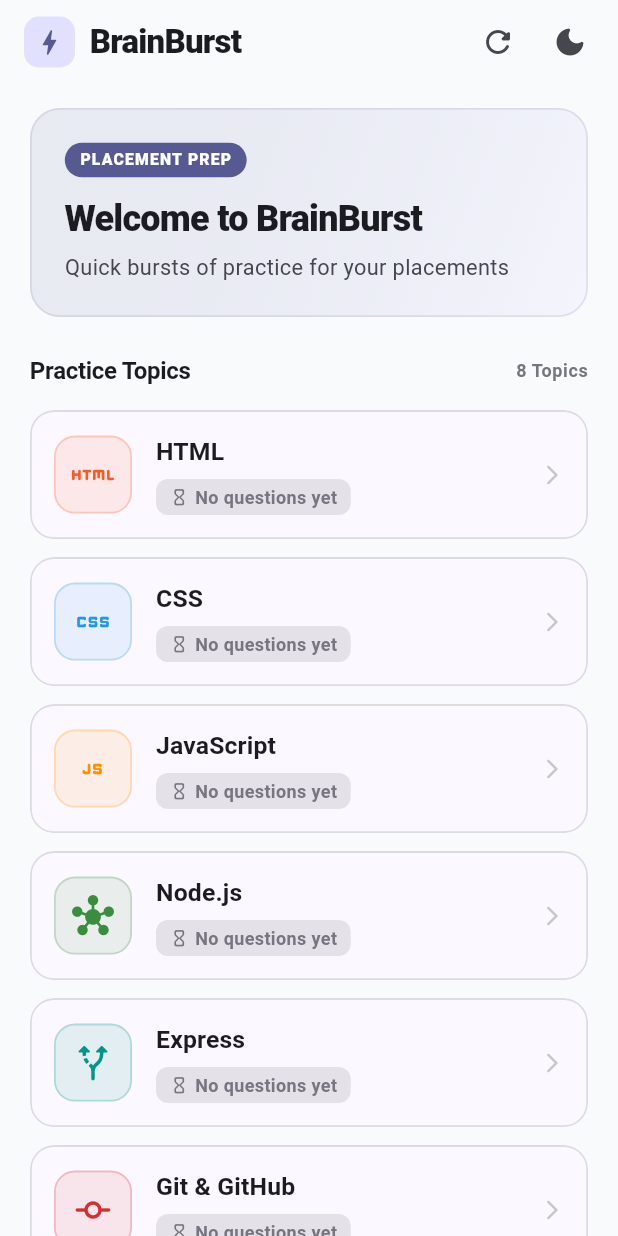
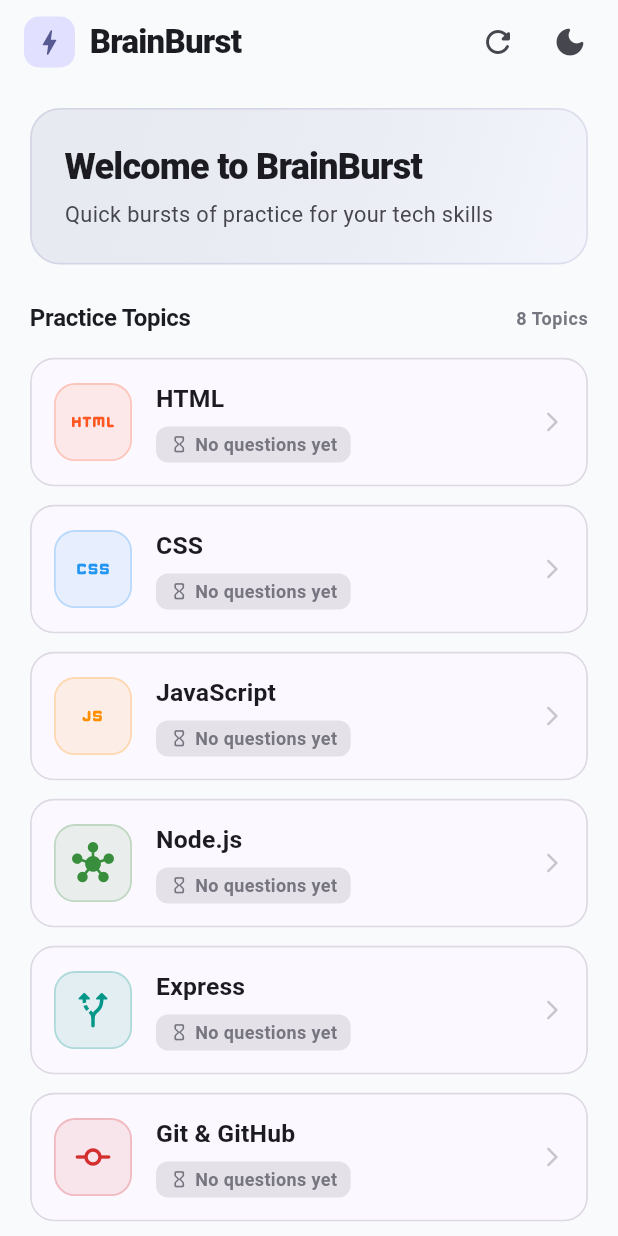
Before and after one commit to ajitrloni27/BrainBrust, a Flutter app: the screen it shows after launch, on a phone screen of 412 x 824 dp. Run offline on Flutter 3.47's test engine with Material 3 defaults, Android fonts, the phone set to English and light mode, and no system bars.

Commit message:
Update UI: remove PLACEMENT PREP tag and references to placements

```diff
--- a/lib/screens/home_screen.dart
+++ b/lib/screens/home_screen.dart
@@ -238,30 +238,6 @@
                   child: Column(
                     crossAxisAlignment: CrossAxisAlignment.start,
                     children: [
-                      Row(
-                        children: [
-                          Container(
-                            padding: const EdgeInsets.symmetric(
-                              horizontal: 10,
-                              vertical: 4,
-                            ),
-                            decoration: BoxDecoration(
-                              color: theme.colorScheme.primary,
-                              borderRadius: BorderRadius.circular(20),
-                            ),
-                            child: const Text(
-                              'PLACEMENT PREP',
-                              style: TextStyle(
-                                fontSize: 10.5,
-                                fontWeight: FontWeight.w800,
-                                color: Colors.white,
-                                letterSpacing: 0.8,
-                              ),
-                            ),
-                          ),
-                        ],
-                      ),
-                      const SizedBox(height: 12),
                       Text(
                         'Welcome to BrainBurst',
                         style: theme.textTheme.headlineSmall?.copyWith(
@@ -272,7 +248,7 @@
                       ),
                       const SizedBox(height: 6),
                       Text(
-                        'Quick bursts of practice for your placements',
+                        'Quick bursts of practice for your tech skills',
                         style: theme.textTheme.bodyMedium?.copyWith(
                           color: theme.colorScheme.onSurfaceVariant,
                           fontSize: 14.5,
--- a/lib/screens/result_screen.dart
+++ b/lib/screens/result_screen.dart
@@ -20,7 +20,7 @@
   String get scoreMessage {
     final pct = percentage;
     if (pct >= 90) {
-      return "Outstanding! You're completely placement-ready! 🚀";
+      return "Outstanding! You've completely mastered this! 🚀";
     } else if (pct >= 75) {
       return "Great work! Solid grasp of core concepts. Keep it up! 🌟";
     } else if (pct >= 50) {
--- a/lib/screens/splash_screen.dart
+++ b/lib/screens/splash_screen.dart
@@ -294,7 +294,7 @@
                       ),
                       const SizedBox(height: 14),
 
-                      // 4. Subtitle: "Quick bursts of practice for your placements"
+                      // 4. Subtitle: "Quick bursts of practice for your tech skills"
                       FadeTransition(
                         opacity: _subtitleFade,
                         child: SlideTransition(
@@ -311,7 +311,7 @@
                               borderRadius: BorderRadius.circular(20),
                             ),
                             child: Text(
-                              'Quick bursts of practice for your placements',
+                              'Quick bursts of practice for your tech skills',
                               textAlign: TextAlign.center,
                               style: TextStyle(
                                 fontSize: 13.5,
--- a/pubspec.yaml
+++ b/pubspec.yaml
@@ -1,5 +1,5 @@
 name: brain_burst
-description: "BrainBurst - Tech Aptitude MCQ Practice for Campus Placements"
+description: "BrainBurst - Tech Aptitude MCQ Practice"
 publish_to: 'none'
 version: 1.0.0+1
 
```
